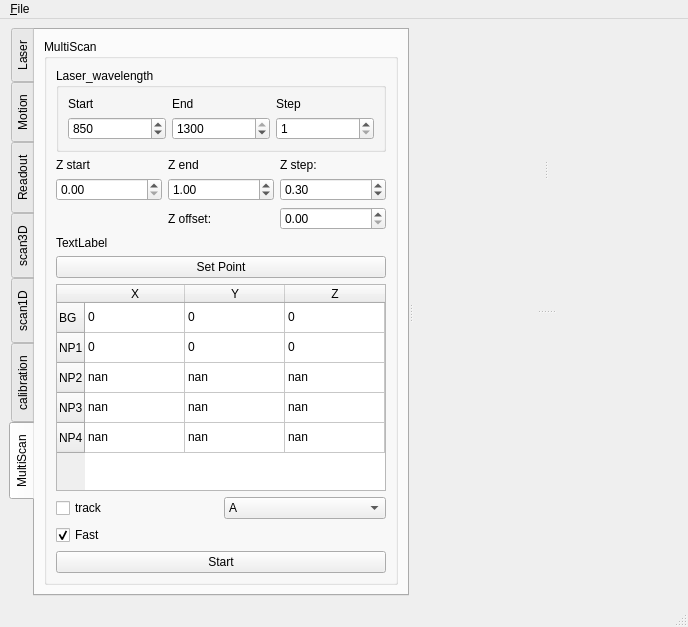
The window that microV.ui (xkronosua/microV) describes before a commit, drawn with Qt 5.
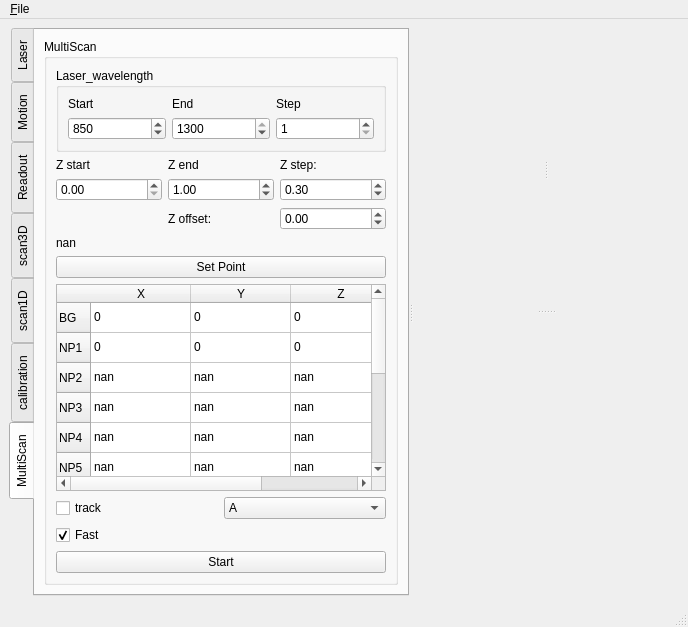
The same window after the commit.

What changed in the file:
```diff
--- a/microV.ui
+++ b/microV.ui
@@ -2585,6 +2585,36 @@
                 <string>NP4</string>
                </property>
               </row>
+              <row>
+               <property name="text">
+                <string>NP5</string>
+               </property>
+              </row>
+              <row>
+               <property name="text">
+                <string>NP6</string>
+               </property>
+              </row>
+              <row>
+               <property name="text">
+                <string>NP7</string>
+               </property>
+              </row>
+              <row>
+               <property name="text">
+                <string>NP8</string>
+               </property>
+              </row>
+              <row>
+               <property name="text">
+                <string>NP9</string>
+               </property>
+              </row>
+              <row>
+               <property name="text">
+                <string>NP10</string>
+               </property>
+              </row>
               <column>
                <property name="text">
                 <string>X</string>
@@ -2675,6 +2705,96 @@
                 <string>nan</string>
                </property>
               </item>
+              <item row="5" column="0">
+               <property name="text">
+                <string>nan</string>
+               </property>
+              </item>
+              <item row="5" column="1">
+               <property name="text">
+                <string>nan</string>
+               </property>
+              </item>
+              <item row="5" column="2">
+               <property name="text">
+                <string>nan</string>
+               </property>
+              </item>
+              <item row="6" column="0">
+               <property name="text">
+                <string>nan</string>
+               </property>
+              </item>
+              <item row="6" column="1">
+               <property name="text">
+                <string>nan</string>
+               </property>
+              </item>
+              <item row="6" column="2">
+               <property name="text">
+                <string>nan</string>
+               </property>
+              </item>
+              <item row="7" column="0">
+               <property name="text">
+                <string>nan</string>
+               </property>
+              </item>
+              <item row="7" column="1">
+               <property name="text">
+                <string>nan</string>
+               </property>
+              </item>
+              <item row="7" column="2">
+               <property name="text">
+                <string>nan</string>
+               </property>
+              </item>
+              <item row="8" column="0">
+               <property name="text">
+                <string>nan</string>
+               </property>
+              </item>
+              <item row="8" column="1">
+               <property name="text">
+                <string>nan</string>
+               </property>
+              </item>
+              <item row="8" column="2">
+               <property name="text">
+                <string>nan</string>
+               </property>
+              </item>
+              <item row="9" column="0">
+               <property name="text">
+                <string>nan</string>
+               </property>
+              </item>
+              <item row="9" column="1">
+               <property name="text">
+                <string>nan</string>
+               </property>
+              </item>
+              <item row="9" column="2">
+               <property name="text">
+                <string>nan</string>
+               </property>
+              </item>
+              <item row="10" column="0">
+               <property name="text">
+                <string>nan</string>
+               </property>
+              </item>
+              <item row="10" column="1">
+               <property name="text">
+                <string>nan</string>
+               </property>
+              </item>
+              <item row="10" column="2">
+               <property name="text">
+                <string>nan</string>
+               </property>
+              </item>
              </widget>
             </item>
             <item row="2" column="0">
@@ -2701,7 +2821,11 @@
                </widget>
               </item>
               <item row="2" column="2">
-               <widget class="QDoubleSpinBox" name="n_meas_laser_spectra_Z_offset"/>
+               <widget class="QDoubleSpinBox" name="n_meas_laser_spectra_Z_offset">
+                <property name="minimum">
+                 <double>-99.000000000000000</double>
+                </property>
+               </widget>
               </item>
               <item row="0" column="1">
                <widget class="QLabel" name="label_41">
@@ -2737,7 +2861,7 @@
               <item row="3" column="0" colspan="3">
                <widget class="QLabel" name="n_meas_laser_spectra_Z_interface">
                 <property name="text">
-                 <string>TextLabel</string>
+                 <string>nan</string>
                 </property>
                </widget>
               </item>
```
Left out of the diff: 69 changed lines with no effect on the pictures.
